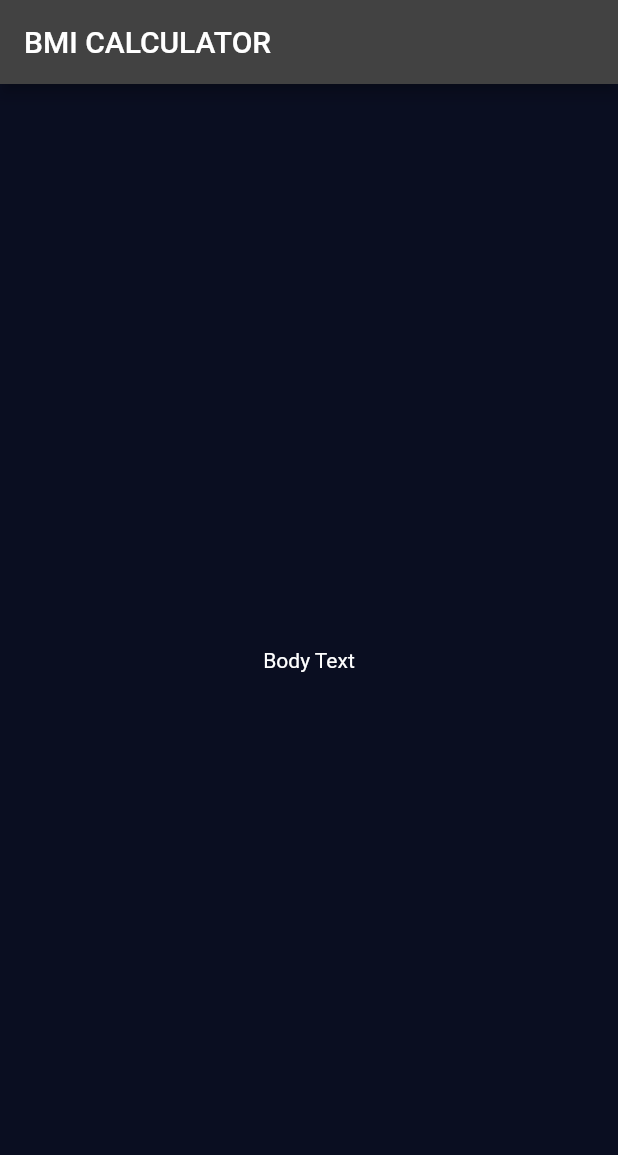
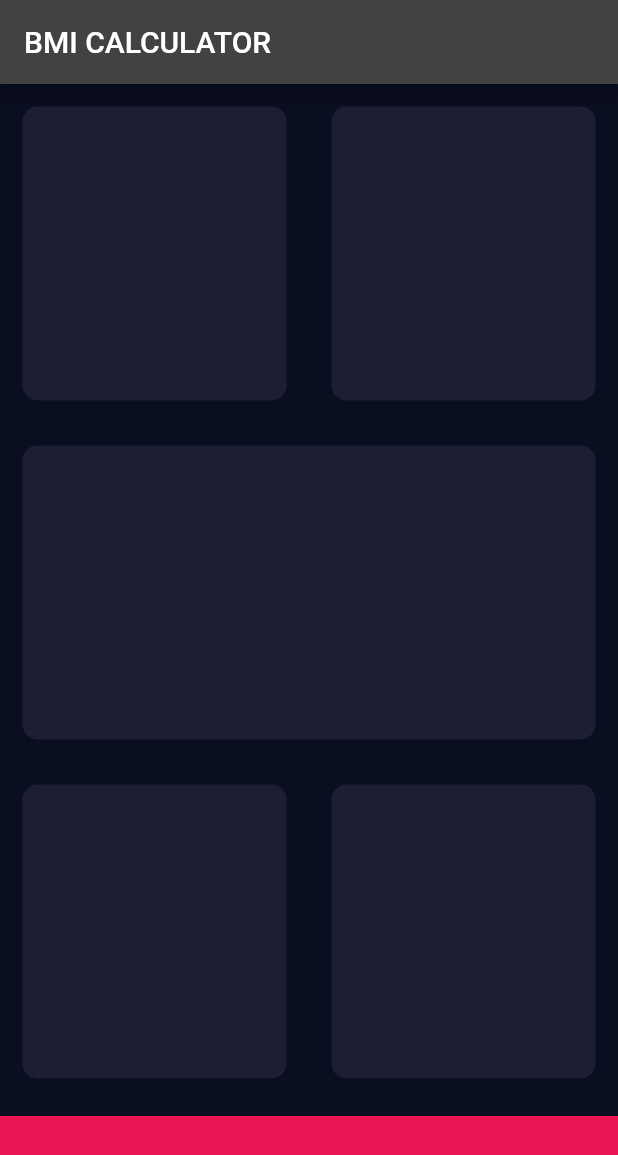
Before and after one commit to mfrancetic/bmi-calculator, a Flutter app: the screen it shows after launch, on a phone screen of 412 x 824 dp. Shown: the top 1155 px of the screen. Run offline on Flutter 3.47's test engine with Material 2 defaults, Android fonts, the phone set to English and light mode, and no system bars.

Commit message:
Create ReusableCard widget; extract colors and dimensions to utils classes

```diff
--- a/lib/input/input_page.dart
+++ b/lib/input/input_page.dart
@@ -1,4 +1,7 @@
 import 'package:flutter/material.dart';
+import 'package:flutter_bmi_calculator/input/widgets/reusable_card.dart';
+import 'package:flutter_bmi_calculator/utils/constants/colors.dart';
+import 'package:flutter_bmi_calculator/utils/constants/dimensions.dart';
 
 class InputPage extends StatefulWidget {
   const InputPage({Key? key}) : super(key: key);
@@ -11,12 +14,41 @@ class _InputPageState extends State<InputPage> {
   @override
   Widget build(BuildContext context) {
     return Scaffold(
-      appBar: AppBar(
-        title: const Text('BMI CALCULATOR'),
-      ),
-      body: const Center(
-        child: Text('Body Text'),
-      ),
-    );
+        appBar: AppBar(
+          title: const Text('BMI CALCULATOR'),
+        ),
+        body: Column(
+          children: [
+            Expanded(
+              child: Row(
+                children: const [
+                  Expanded(
+                      child: ReusableCard(color: inputPageActiveCardColor)),
+                  Expanded(
+                      child: ReusableCard(color: inputPageActiveCardColor)),
+                ],
+              ),
+            ),
+            const Expanded(
+                child: ReusableCard(color: inputPageActiveCardColor)),
+            Expanded(
+              child: Row(
+                children: const [
+                  Expanded(
+                      child: ReusableCard(color: inputPageActiveCardColor)),
+                  Expanded(
+                      child: ReusableCard(color: inputPageActiveCardColor)),
+                ],
+              ),
+            ),
+            Container(
+              color: inputPageBottomContainerColor,
+              margin:
+                  const EdgeInsets.only(top: inputPageBottomContainerMarginTop),
+              width: double.infinity,
+              height: inputPageBottomContainerHeight,
+            )
+          ],
+        ));
   }
 }
--- /dev/null
+++ b/lib/input/widgets/reusable_card.dart
@@ -0,0 +1,21 @@
+import 'package:flutter/material.dart';
+
+class ReusableCard extends StatelessWidget {
+  const ReusableCard({
+    Key? key,
+    required this.color,
+  }) : super(key: key);
+
+  final Color color;
+
+  @override
+  Widget build(BuildContext context) {
+    return Container(
+      margin: const EdgeInsets.all(15.0),
+      decoration: BoxDecoration(
+        color: color,
+        borderRadius: BorderRadius.circular(10.0),
+      ),
+    );
+  }
+}
--- /dev/null
+++ b/lib/utils/constants/colors.dart
@@ -0,0 +1,4 @@
+import 'package:flutter/material.dart';
+
+const inputPageActiveCardColor = Color(0xFF1D1E33);
+const inputPageBottomContainerColor = Color(0xFFEB1555);
--- /dev/null
+++ b/lib/utils/constants/dimensions.dart
@@ -0,0 +1,2 @@
+const double inputPageBottomContainerHeight = 80.0;
+const double inputPageBottomContainerMarginTop = 10.0;
```
